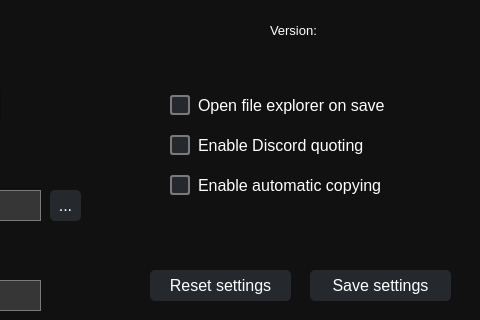
Old version of the form src/gui/settingswindow.ui in the repository rhewrani/Instagram-Socials-Downloader; both pictures show x 320 to 800 and y 0 to 320 of the 800 by 630 pixel window.
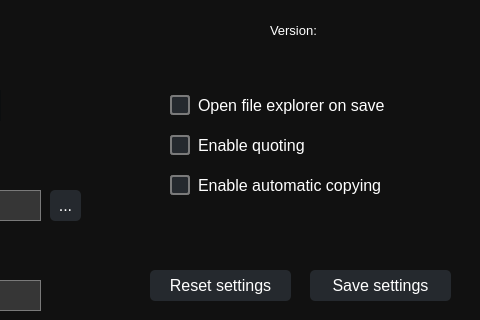
New version of the form. Icons and pictures are not drawn.

Patch:
```diff
--- a/src/gui/settingswindow.ui
+++ b/src/gui/settingswindow.ui
@@ -329,7 +329,7 @@
      </font>
     </property>
     <property name="text">
-     <string>Enable Discord quoting</string>
+     <string>Enable quoting</string>
     </property>
    </widget>
    <widget class="QCheckBox" name="CKBX_EAC">
```
